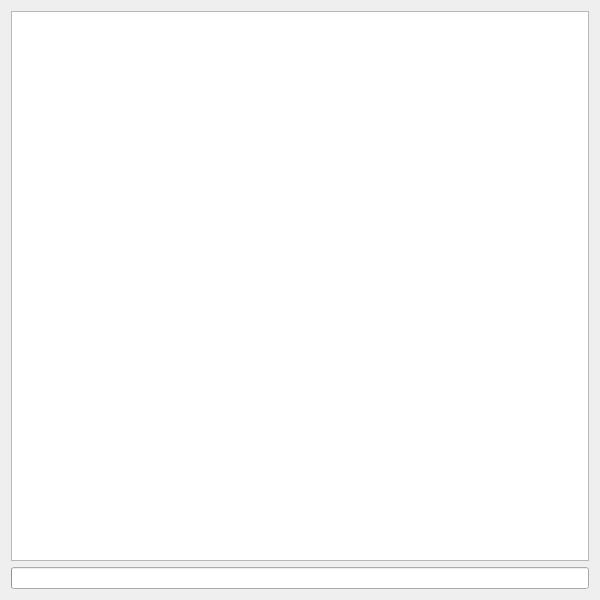
Qt form mainwindow.ui (ArcticNoise/QtVideoConverter) before a commit.
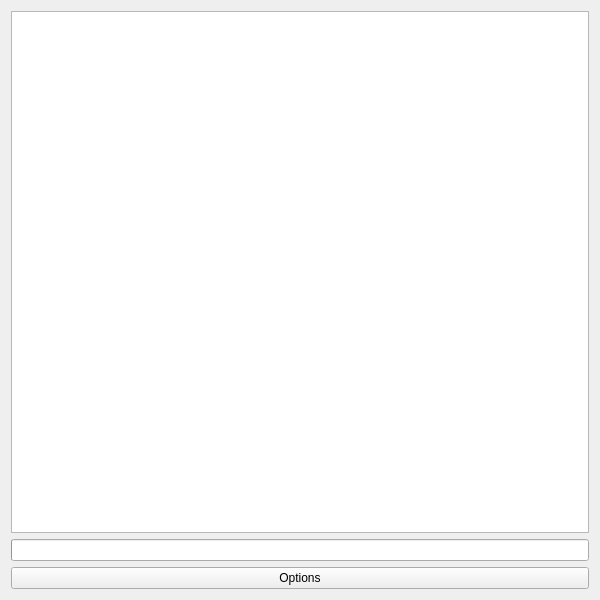
The same form after that commit. Custom widgets are drawn as their Qt base class.

Commit message: added settings window call. made it's modal to all app.

What changed in the file:
```diff
--- a/mainwindow.ui
+++ b/mainwindow.ui
@@ -37,6 +37,13 @@
       </property>
      </widget>
     </item>
+    <item>
+     <widget class="QPushButton" name="optionsButton">
+      <property name="text">
+       <string>Options</string>
+      </property>
+     </widget>
+    </item>
    </layout>
   </widget>
  </widget>
```
The commit also changes 2 other files.
